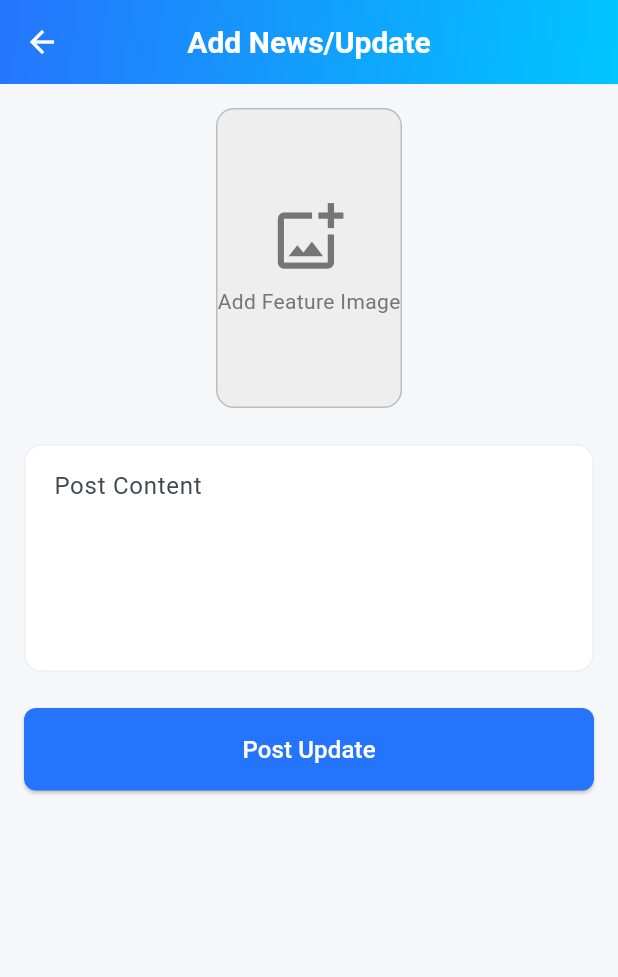
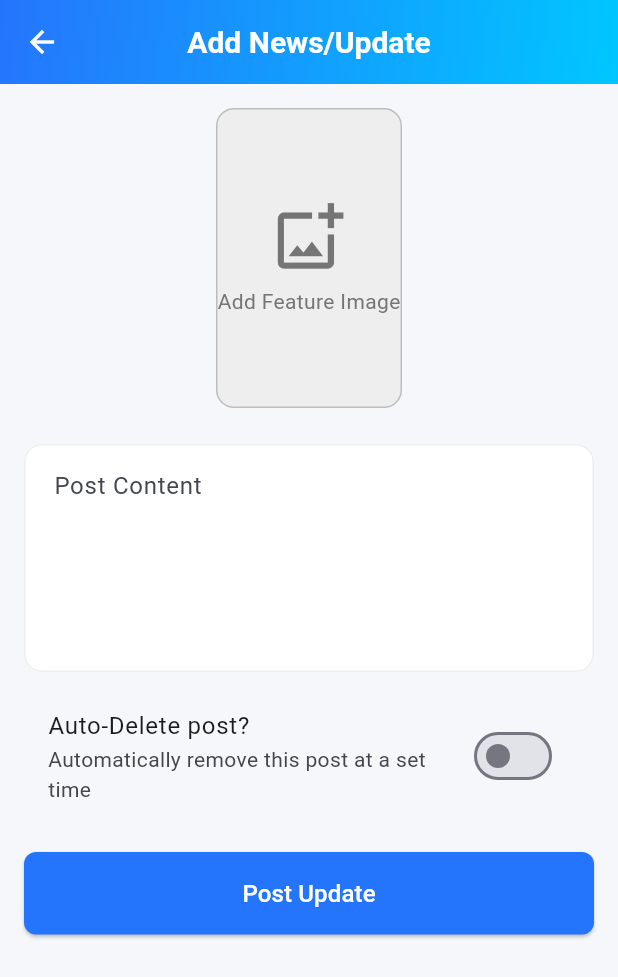
Before and after one commit to JAYASIMMA/ccet_alumini_app, a Flutter app: the AddPostScreen screen opened directly, on a phone screen of 412 x 824 dp. Shown: the top 977 px of the screen. Run offline on Flutter 3.47's test engine with Material 3 defaults, Android fonts, the phone set to English and light mode, and no system bars; our stand-ins replace auto_size_text, carousel_slider, file_picker, image_picker, shared_preferences; missing offline and left inert: flutter_pdfview; accounts and stored records are empty.

Commit message:
feat: Implement post creation screen with image upload and auto-delete options, and integrate post display with quick access navigation in the new feed tab.

```diff
--- a/lib/screens/secondary/add_post_screen.dart
+++ b/lib/screens/secondary/add_post_screen.dart
@@ -15,6 +15,8 @@ class _AddPostScreenState extends State<AddPostScreen> {
   final _contentController = TextEditingController();
   File? _imageFile;
   bool _isLoading = false;
+  bool _autoDelete = false;
+  DateTime? _expirationDate;
 
   Future<void> _pickImage() async {
     final pickedFile = await ImagePicker().pickImage(
@@ -49,6 +51,9 @@ class _AddPostScreenState extends State<AddPostScreen> {
         'authorImage': user.photoURL,
         'content': _contentController.text,
         'imageUrl': imageUrl,
+        'expiresAt': _autoDelete && _expirationDate != null
+            ? _expirationDate!.toIso8601String()
+            : null,
       });
       if (mounted) {
         Navigator.pop(context, true); // Return true to refresh
@@ -131,6 +136,49 @@ class _AddPostScreenState extends State<AddPostScreen> {
               ),
               maxLines: 5,
             ),
+            const SizedBox(height: 16),
+            SwitchListTile(
+              title: const Text('Auto-Delete post?'),
+              subtitle: const Text(
+                'Automatically remove this post at a set time',
+              ),
+              value: _autoDelete,
+              onChanged: (val) => setState(() => _autoDelete = val),
+            ),
+            if (_autoDelete)
+              ListTile(
+                title: Text(
+                  _expirationDate == null
+                      ? 'Select Expiration Date & Time'
+                      : 'Expires: ${_expirationDate.toString().split('.')[0]}',
+                ),
+                trailing: const Icon(Icons.calendar_today),
+                onTap: () async {
+                  final date = await showDatePicker(
+                    context: context,
+                    initialDate: DateTime.now(),
+                    firstDate: DateTime.now(),
+                    lastDate: DateTime.now().add(const Duration(days: 365)),
+                  );
+                  if (date != null && mounted) {
+                    final time = await showTimePicker(
+                      context: context,
+                      initialTime: TimeOfDay.now(),
+                    );
+                    if (time != null) {
+                      setState(() {
+                        _expirationDate = DateTime(
+                          date.year,
+                          date.month,
+                          date.day,
+                          time.hour,
+                          time.minute,
+                        );
+                      });
+                    }
+                  }
+                },
+              ),
             const SizedBox(height: 24),
             SizedBox(
               width: double.infinity,
--- a/lib/screens/tabs/feed_tab.dart
+++ b/lib/screens/tabs/feed_tab.dart
@@ -492,7 +492,7 @@ class _FeedTabState extends State<FeedTab> {
       ),
       floatingActionButton:
           (AuthService().currentUser?.isAdmin == true ||
-              AuthService().currentUser?.role == 'alumni')
+              AuthService().currentUser?.role == 'hod')
           ? FloatingActionButton(
               onPressed: () async {
                 final result = await Navigator.push(
```
